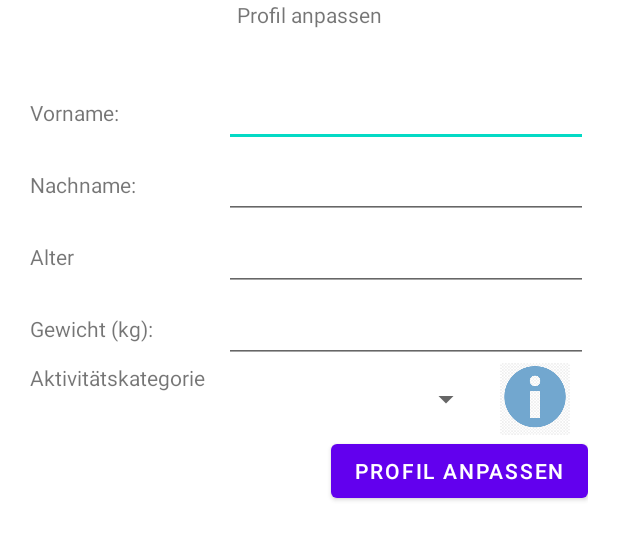
After one commit to Louiz7007/FitnessApp, an Android app: the layout fragment_settings.xml on its own in the app's theme, with its tools: preview values and no code run, on a phone screen of 412 x 824 dp. The commit adds this screen. Shown: the top 540 px of the screen. Run offline under Robolectric (Android 15) with nearby library versions, the phone set to English and light mode, and no system bars.

Commit message:
FragmentSettings erstellt und Anpassungen im DBOpenHelper

```diff
--- /dev/null
+++ b/app/src/main/res/layout/fragment_settings.xml
@@ -0,0 +1,163 @@
+<?xml version="1.0" encoding="utf-8"?>
+<FrameLayout xmlns:android="http://schemas.android.com/apk/res/android"
+    xmlns:tools="http://schemas.android.com/tools"
+    android:layout_width="match_parent"
+    android:layout_height="match_parent"
+    xmlns:app="http://schemas.android.com/apk/res-auto"
+    tools:context=".SettingsFragment">
+
+    <TextView
+        android:id="@+id/textViewSettings"
+        android:layout_width="match_parent"
+        android:layout_height="wrap_content"
+        android:text="@string/change_profile"
+        android:gravity="center"
+        app:layout_constraintBottom_toBottomOf="parent"
+        app:layout_constraintEnd_toEndOf="parent"
+        app:layout_constraintStart_toStartOf="parent"
+        app:layout_constraintTop_toTopOf="parent"
+        app:layout_constraintVertical_bias="0.022" />
+
+    <LinearLayout
+        android:layout_width="match_parent"
+        android:layout_height="wrap_content"
+        android:layout_marginHorizontal="20dp"
+        android:layout_marginTop="50dp"
+        android:layout_marginBottom="300dp"
+        android:orientation="vertical"
+        app:layout_constraintBottom_toBottomOf="parent"
+        app:layout_constraintStart_toStartOf="parent"
+        app:layout_constraintTop_toTopOf="parent">
+
+        <LinearLayout
+            android:layout_width="match_parent"
+            android:layout_height="match_parent"
+            android:layout_weight="1"
+            android:orientation="horizontal">
+
+            <TextView
+                android:id="@+id/textViewFirstnameSettings"
+                android:layout_width="100dp"
+                android:layout_height="wrap_content"
+                android:layout_weight="1"
+                android:text="@string/firstname" />
+
+            <EditText
+                android:id="@+id/editTextFirstnameSettings"
+                android:layout_width="wrap_content"
+                android:layout_height="48dp"
+                android:layout_weight="1"
+                android:ems="10"
+                android:inputType="text" />
+
+        </LinearLayout>
+
+        <LinearLayout
+            android:layout_width="match_parent"
+            android:layout_height="48dp"
+            android:layout_weight="1"
+            android:orientation="horizontal">
+
+            <TextView
+                android:id="@+id/textViewLastnameSettings"
+                android:layout_width="100dp"
+                android:layout_height="wrap_content"
+                android:layout_weight="1"
+                android:text="@string/lastname" />
+
+            <EditText
+                android:id="@+id/editTextLastnameSettings"
+                android:layout_width="wrap_content"
+                android:layout_height="48dp"
+                android:layout_weight="1"
+                android:ems="10"
+                android:inputType="text" />
+        </LinearLayout>
+
+        <LinearLayout
+            android:layout_width="match_parent"
+            android:layout_height="match_parent"
+            android:layout_weight="1"
+            android:orientation="horizontal">
+
+            <TextView
+                android:id="@+id/textViewAgeSettings"
+                android:layout_width="100dp"
+                android:layout_height="wrap_content"
+                android:layout_weight="1"
+                android:text="@string/alter" />
+
+            <EditText
+                android:id="@+id/editTextAgeSettings"
+                android:layout_width="wrap_content"
+                android:layout_height="48dp"
+                android:layout_weight="1"
+                android:ems="10"
+                android:inputType="number" />
+        </LinearLayout>
+
+        <LinearLayout
+            android:id="@+id/LinearLayout"
+            android:layout_width="match_parent"
+            android:layout_height="match_parent"
+            android:layout_weight="1"
+            android:orientation="horizontal">
+
+            <TextView
+                android:id="@+id/textViewWeightSettings"
+                android:layout_width="100dp"
+                android:layout_height="wrap_content"
+                android:layout_weight="1"
+                android:text="@string/weight" />
+
+            <EditText
+                android:id="@+id/editTextWeightSettings"
+                android:layout_width="wrap_content"
+                android:layout_height="48dp"
+                android:layout_weight="1"
+                android:ems="10"
+                android:inputType="numberDecimal" />
+
+        </LinearLayout>
+
+        <LinearLayout
+            android:layout_width="match_parent"
+            android:layout_height="match_parent"
+            android:layout_weight="1"
+            android:orientation="horizontal">
+
+            <TextView
+                android:id="@+id/textViewWorkoutlevelSettings"
+                android:layout_width="300dp"
+                android:layout_height="wrap_content"
+                android:layout_weight="1"
+                android:text="@string/workout_level" />
+
+            <Spinner
+                android:id="@+id/spinnerWorkoutlevelSettings"
+                android:layout_width="match_parent"
+                android:layout_height="48dp"
+                android:layout_weight="1.5"
+                android:textSize="20pt" />
+
+            <ImageView
+                android:id="@+id/infoImgSettings"
+                android:layout_width="wrap_content"
+                android:layout_height="match_parent"
+                android:layout_weight="1"
+                android:background="@android:color/transparent"
+                app:srcCompat="@drawable/images" />
+
+        </LinearLayout>
+
+        <Button
+            android:id="@+id/buttonChangeProfile"
+            android:layout_width="wrap_content"
+            android:layout_height="wrap_content"
+            android:layout_weight="1"
+            android:text="@string/button_change_profile"
+            android:layout_gravity="end"/>
+
+    </LinearLayout>
+
+</FrameLayout>
--- a/app/src/main/res/values/strings.xml
+++ b/app/src/main/res/values/strings.xml
@@ -32,4 +32,7 @@
         <item>hoch</item>
     </string-array>
 
+    <!-- Settings -->
+    <string name="change_profile">Profil anpassen</string>
+    <string name="button_change_profile">Profil anpassen</string>
 </resources>
```
Also changed, not shown: app/src/main/java/com/example/fitnessapp/DBOpenHelper.java (+18 -2 lines), app/src/main/java/com/example/fitnessapp/SettingsFragment.java (added, +138 -0 lines).
